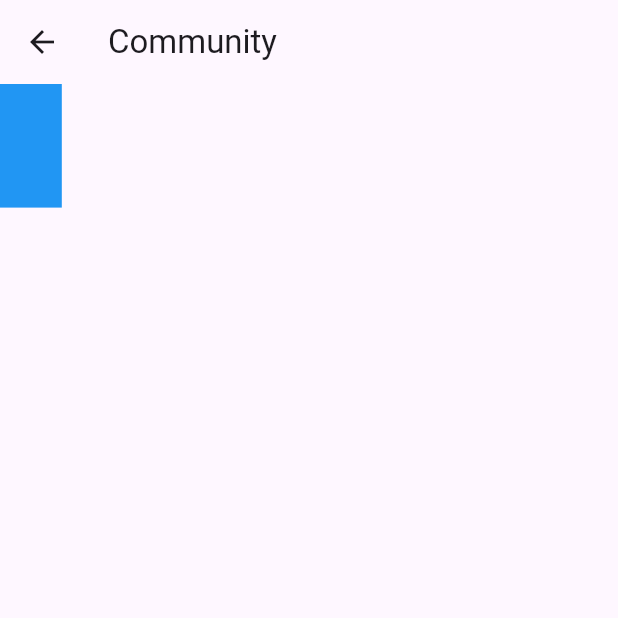
After one commit to Hammadkhan0034/Daone, a Flutter app: the CommunityScreenNew screen opened directly, on a phone screen of 412 x 824 dp, the top half of it. The commit adds this screen. Run offline on Flutter 3.47's test engine with Material 3 defaults, Android fonts, the phone set to English and light mode, and no system bars; our stand-ins replace audioplayers, cached_network_image, chewie, cloud_firestore, confetti, connectivity_plus and 18 more; missing offline and left inert: alarm, android_alarm_manager_plus, flutter_downloader, flutter_facebook_auth, selectable, video_thumbnail; accounts and stored records are empty.

Commit message:
design changes

```diff
--- a/lib/presentation/account_setting_screen/account_setting_screen.dart
+++ b/lib/presentation/account_setting_screen/account_setting_screen.dart
@@ -1,6 +1,7 @@
 import 'package:cloud_firestore/cloud_firestore.dart';
 import 'package:daone/presentation/account_setting_screen/privacy_policy/privacy_policy.dart';
 import 'package:daone/presentation/community_page/community_page.dart';
+import 'package:daone/presentation/invite_friends/community_screen.dart';
 import 'package:daone/widgets/text_widget.dart';
 import 'package:firebase_auth/firebase_auth.dart';
 import 'package:google_fonts/google_fonts.dart';
@@ -413,6 +414,7 @@ class AccountSettingScreen extends GetWidget<AccountSettingController> {
                         InkWell(
                           onTap: (){
                             Get.toNamed(AppRoutes.viewFriendsTabContainerScreen);
+                            // Get.to(CommunityScreenNew());
                           },
                           child: Padding(
                             padding: getPadding(
--- /dev/null
+++ b/lib/presentation/invite_friends/community_screen.dart
@@ -0,0 +1,28 @@
+
+
+import 'package:daone/core/app_export.dart';
+import 'package:flutter/material.dart';
+
+class CommunityScreenNew extends StatelessWidget {
+  const CommunityScreenNew({super.key});
+
+  @override
+  Widget build(BuildContext context) {
+    return Scaffold(
+      appBar: AppBar(
+        title: Text('Community'),
+      ),
+      body: Column(
+        children: [
+          Container(
+            height: Get.height * 0.1,
+          width: Get.width *0.1,
+            decoration: BoxDecoration(
+              color: Colors.blue
+            ),
+          )
+        ],
+      ),
+    );
+  }
+}
--- a/lib/presentation/view_friends_tab_container_screen/view_friends_tab_container_screen.dart
+++ b/lib/presentation/view_friends_tab_container_screen/view_friends_tab_container_screen.dart
@@ -74,6 +74,7 @@ class ViewFriendsTabContainerScreen
                   labelStyle: TextStyle(),
                   unselectedLabelColor: theme.colorScheme.primaryContainer,
                   unselectedLabelStyle: TextStyle(),
+                  indicatorSize: TabBarIndicatorSize.tab,
                   indicatorPadding: getPadding(
                     all: 2.0,
                   ),
@@ -120,7 +121,9 @@ class ViewFriendsTabContainerScreen
               SizedBox(
                 height: getVerticalSize(
                   657,
+
                 ),
+
                 child: TabBarView(
                   controller: controller.tabviewController,
                   children: [
```
Also changed, not shown: lib/presentation/community_page/community_page.dart (+13 -13 lines), lib/presentation/notes/notes.dart (+5 -4 lines), lib/presentation/view_friends_page/view_friends_page.dart (+4 -6 lines), 1 other file.
